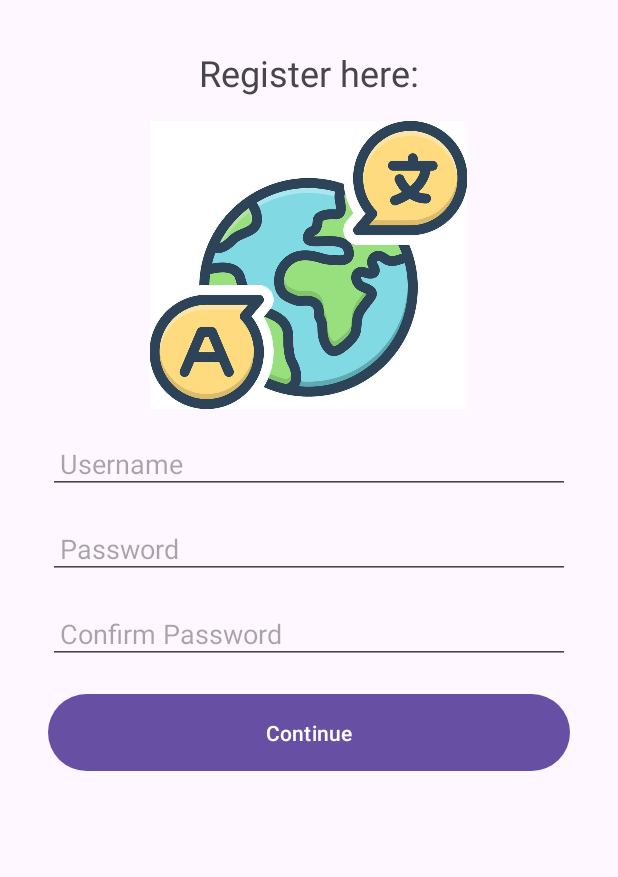
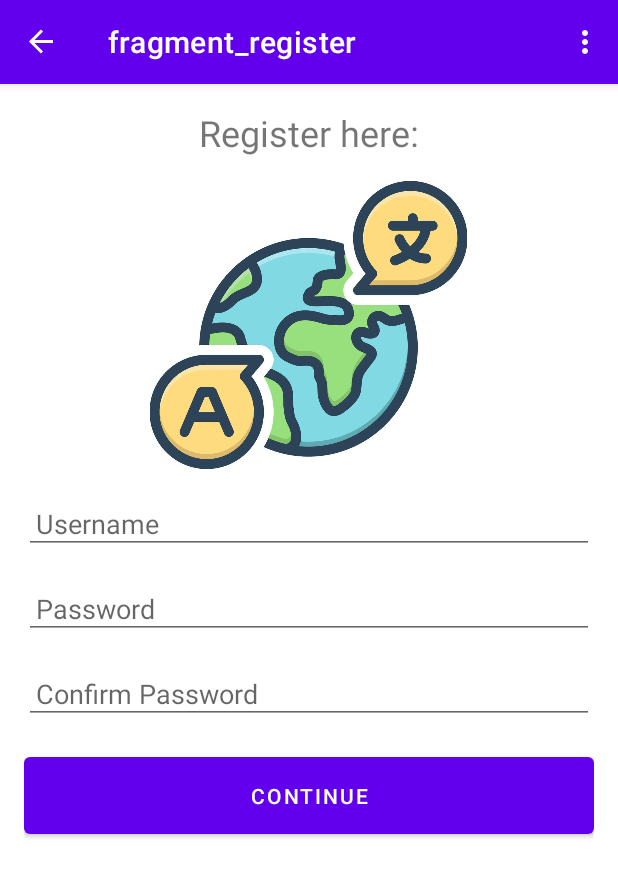
Before and after one commit to charlizeaponte/SEOWeek4, an Android app: the registerFragment screen opened through its navigation route, on a phone screen of 412 x 824 dp. Shown: the top 877 px of the screen. Run offline under Robolectric (Android 15) with nearby library versions, the phone set to English and light mode, and no system bars; our stand-ins replace navigation-ui.

Commit message:
"added toolbar"

```diff
--- a/app/build.gradle.kts
+++ b/app/build.gradle.kts
@@ -48,6 +48,7 @@ dependencies {
     implementation(libs.material)
     implementation(libs.androidx.activity)
     implementation(libs.androidx.constraintlayout)
+    implementation ("com.google.android.material:material:1.5.0")
     implementation("androidx.navigation:navigation-fragment-ktx:2.7.7")
     implementation("androidx.navigation:navigation-ui-ktx:2.7.7")
     testImplementation(libs.junit)
--- a/app/src/main/java/edu/quinnipiac/seoweek4/MainActivity.kt
+++ b/app/src/main/java/edu/quinnipiac/seoweek4/MainActivity.kt
@@ -1,8 +1,19 @@
 package edu.quinnipiac.seoweek4
 
 import android.os.Bundle
+import android.view.Menu
+import android.view.MenuItem
 import androidx.appcompat.app.AppCompatActivity
+import androidx.appcompat.widget.Toolbar
 import edu.quinnipiac.seoweek4.databinding.ActivityMainBinding
+import androidx.navigation.findNavController
+import androidx.navigation.ui.AppBarConfiguration
+import androidx.navigation.fragment.NavHostFragment
+import androidx.navigation.ui.onNavDestinationSelected
+import androidx.navigation.ui.setupWithNavController
+import androidx.drawerlayout.widget.DrawerLayout
+import androidx.navigation.ui.NavigationUI
+import com.google.android.material.navigation.NavigationView
 
 
 class MainActivity : AppCompatActivity() {
@@ -12,6 +23,26 @@ class MainActivity : AppCompatActivity() {
         binding = ActivityMainBinding.inflate(layoutInflater)
         val view = binding.root
         setContentView(view)
-
+        val toolbar: Toolbar = findViewById(R.id.toolbar)
+        setSupportActionBar(toolbar)
+        val navHostFragment = supportFragmentManager
+            .findFragmentById(R.id.nav_host_fragment) as NavHostFragment
+        val navController = navHostFragment.navController
+        val drawer = findViewById<DrawerLayout>(R.id.drawer_layout)
+        val builder = AppBarConfiguration.Builder(navController.graph)
+        builder.setOpenableLayout(drawer)
+        val appBarConfiguration = builder.build()
+        toolbar.setupWithNavController(navController, appBarConfiguration)
+        val navView = findViewById<NavigationView>(R.id.nav_view)
+        NavigationUI.setupWithNavController(navView, navController)
         }
+    override fun onCreateOptionsMenu(menu: Menu): Boolean {
+        menuInflater.inflate(R.menu.menu_toolbar, menu)
+        return super.onCreateOptionsMenu(menu)
     }
+    override fun onOptionsItemSelected(item: MenuItem): Boolean {
+        val navController = findNavController(R.id.nav_host_fragment)
+        return item.onNavDestinationSelected(navController)
+                || super.onOptionsItemSelected(item)
+    }
+    }
--- a/app/src/main/res/layout/activity_main.xml
+++ b/app/src/main/res/layout/activity_main.xml
@@ -1,12 +1,40 @@
-<androidx.fragment.app.FragmentContainerView
+<?xml version="1.0" encoding="utf-8"?>
+<androidx.drawerlayout.widget.DrawerLayout
     xmlns:android="http://schemas.android.com/apk/res/android"
     xmlns:app="http://schemas.android.com/apk/res-auto"
     xmlns:tools="http://schemas.android.com/tools"
-    android:id="@+id/nav_host_fragment"
+    android:id="@+id/drawer_layout"
     android:layout_width="match_parent"
     android:layout_height="match_parent"
-    android:padding="16dp"
-    android:name="androidx.navigation.fragment.NavHostFragment"
-    app:navGraph="@navigation/nav_graph"
-    app:defaultNavHost="true"
-    tools:context=".MainActivity" />
+    tools:context=".MainActivity">
+
+    <LinearLayout
+        android:layout_width="match_parent"
+        android:layout_height="match_parent"
+        android:orientation="vertical" >
+
+        <com.google.android.material.appbar.MaterialToolbar
+            android:id="@+id/toolbar"
+            android:layout_width="match_parent"
+            android:layout_height="?attr/actionBarSize"
+            style="@style/Widget.MaterialComponents.Toolbar.Primary"
+            />
+
+        <androidx.fragment.app.FragmentContainerView
+            android:id="@+id/nav_host_fragment"
+            android:name="androidx.navigation.fragment.NavHostFragment"
+            android:layout_width="match_parent"
+            android:layout_height="0dp"
+            android:layout_weight="1"
+            app:defaultNavHost="true"
+            app:navGraph="@navigation/nav_graph" />
+    </LinearLayout>
+
+    <com.google.android.material.navigation.NavigationView
+        android:id="@+id/nav_view"
+        android:layout_width="wrap_content"
+        android:layout_height="match_parent"
+        android:layout_gravity="start"
+        app:headerLayout="@layout/nav_header"
+        app:menu="@menu/menu_main"/>
+</androidx.drawerlayout.widget.DrawerLayout>
--- a/app/src/main/res/layout/fragment_login.xml
+++ b/app/src/main/res/layout/fragment_login.xml
@@ -15,12 +15,11 @@
 
 
     <ImageView
-        android:layout_width="250dp"
+        android:layout_width="254dp"
         android:layout_height="208dp"
         android:layout_gravity="center_horizontal"
         android:paddingBottom="16dp"
         android:src="@drawable/translate" />
-
 
     <EditText
         android:id="@+id/username"
--- /dev/null
+++ b/app/src/main/res/menu/menu_main.xml
@@ -0,0 +1,13 @@
+<?xml version="1.0" encoding="utf-8"?>
+<menu xmlns:android="http://schemas.android.com/apk/res/android">
+    <group android:checkableBehavior="single">
+        <item
+            android:id="@+id/learnFragment"
+            android:src="@drawable/translate"
+            android:title="Learn" />
+        <item
+            android:id="@+id/quizFragment"
+            android:title="Quiz" />
+    </group>
+
+</menu>
--- /dev/null
+++ b/app/src/main/res/menu/menu_toolbar.xml
@@ -0,0 +1,11 @@
+<menu xmlns:android="http://schemas.android.com/apk/res/android">
+    <item
+        android:id="@+id/action_spanish"
+        android:title="Spanish" />
+    <item
+        android:id="@+id/action_italian"
+        android:title="Italian" />
+    <item
+        android:id="@+id/action_german"
+        android:title="German" />
+</menu>
--- a/app/src/main/res/navigation/nav_graph.xml
+++ b/app/src/main/res/navigation/nav_graph.xml
@@ -21,10 +21,23 @@
         android:id="@+id/loginFragment"
         android:name="edu.quinnipiac.seoweek4.loginFragment"
         android:label="fragment_login"
-        tools:layout="@layout/fragment_login" />
+        tools:layout="@layout/fragment_login" >
+        <action
+            android:id="@+id/action_loginFragment_to_dashboardFragment"
+            app:destination="@id/dashboardFragment" />
+    </fragment>
     <fragment
         android:id="@+id/registerFragment"
         android:name="edu.quinnipiac.seoweek4.registerFragment"
         android:label="fragment_register"
-        tools:layout="@layout/fragment_register" />
+        tools:layout="@layout/fragment_register" >
+        <action
+            android:id="@+id/action_registerFragment_to_dashboardFragment"
+            app:destination="@id/dashboardFragment" />
+    </fragment>
+    <fragment
+        android:id="@+id/dashboardFragment"
+        android:name="edu.quinnipiac.seoweek4.dashboardFragment"
+        android:label="fragment_dashboard"
+        tools:layout="@layout/fragment_dashboard" />
 </navigation>
--- a/app/src/main/res/values/colors.xml
+++ b/app/src/main/res/values/colors.xml
@@ -2,4 +2,7 @@
 <resources>
     <color name="black">#FF000000</color>
     <color name="white">#FFFFFFFF</color>
+    <color name="purple_200">#FFBB86FC</color>
+    <color name="purple_500">#FF6200EE</color>
+    <color name="purple_700">#FF3700B3</color>
 </resources>
--- a/app/src/main/res/values/strings.xml
+++ b/app/src/main/res/values/strings.xml
@@ -1,5 +1,5 @@
 <resources>
-    <string name="app_name">SEOWeek4</string>
+    <string name="app_name">Learning Languages</string>
     <!-- TODO: Remove or change this placeholder text -->
     <string name="appTitle">Learning Languages</string>
     <!-- TODO: Remove or change this placeholder text -->
--- a/app/src/main/res/values/themes.xml
+++ b/app/src/main/res/values/themes.xml
@@ -1,8 +1,11 @@
 <resources xmlns:tools="http://schemas.android.com/tools">
     <!-- Base application theme. -->
-    <style name="Base.Theme.SEOWeek4" parent="Theme.Material3.DayNight.NoActionBar">
+    <style name="Base.Theme.SEOWeek4" parent="Theme.MaterialComponents.DayNight.NoActionBar">
         <!-- Customize your light theme here. -->
         <!-- <item name="colorPrimary">@color/my_light_primary</item> -->
+        <item name="colorPrimary">@color/purple_500</item>
+        <item name="colorPrimaryVariant">@color/purple_700</item>
+        <item name="colorOnPrimary">@color/white</item>
     </style>
 
     <style name="Theme.SEOWeek4" parent="Base.Theme.SEOWeek4" />
--- a/build.gradle.kts
+++ b/build.gradle.kts
@@ -1,6 +1,7 @@
 buildscript {
     repositories {
         google()
+        mavenCentral()
     }
     dependencies {
         val nav_version = "2.7.7"
```
Also changed, not shown: app/src/main/java/edu/quinnipiac/seoweek4/dashboardFragment.kt (added, +59 -0 lines), app/src/main/java/edu/quinnipiac/seoweek4/quizFragment.kt (added, +59 -0 lines), app/src/main/res/layout/fragment_dashboard.xml (added, +15 -0 lines), app/src/main/res/layout/fragment_quiz.xml (added, +14 -0 lines), app/src/main/res/layout/nav_header.xml (added, +10 -0 lines).
